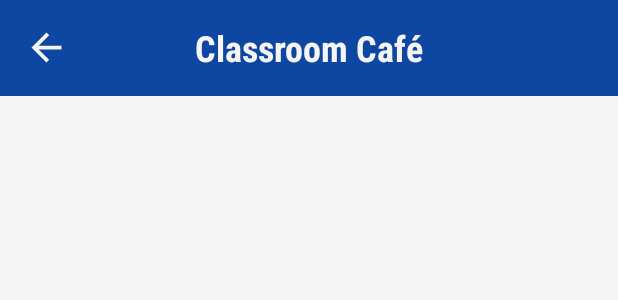
After one commit to TVirus11/TeachersClub-App, an Android app: the layout activity_community.xml on its own in the app's theme, with its tools: preview values and no code run, on a phone screen of 412 x 824 dp. The commit adds this screen. Shown: the top 300 px of the screen. Run offline under Robolectric (Android 15) with nearby library versions, the phone set to English and light mode, and no system bars.

Commit message:
Started designing community page

```diff
--- a/app/src/main/AndroidManifest.xml
+++ b/app/src/main/AndroidManifest.xml
@@ -24,6 +24,9 @@
         android:supportsRtl="true"
         android:theme="@style/Theme.TeachersClub"
         tools:targetApi="31">
+        <activity
+            android:name=".CommunityActivity"
+            android:exported="false" />
         <activity
             android:name=".NotificationActivity"
             android:exported="false" />
--- a/app/src/main/java/com/saurtech/teachersclub/MainActivity.java
+++ b/app/src/main/java/com/saurtech/teachersclub/MainActivity.java
@@ -117,12 +117,10 @@ public class MainActivity extends AppCompatActivity implements NavigationView.On
         if (id == R.id.nav_home) {
             Intent homeIntent = new Intent(MainActivity.this, MainActivity.class);
             startActivity(homeIntent);
-            finish();
 
         } else if (id == R.id.nav_profile) {
             Intent profileIntent = new Intent(MainActivity.this, ProfileActivity.class);
             startActivity(profileIntent);
-            finish();
 
         } else if (id == R.id.nav_find_teacher) {
             findTeacherDialog();
@@ -130,12 +128,10 @@ public class MainActivity extends AppCompatActivity implements NavigationView.On
         } else if (id == R.id.nav_courses) {
             Intent courseIntent = new Intent(MainActivity.this, CoursesActivity.class);
             startActivity(courseIntent);
-            finish();
 
         } else if (id == R.id.nav_notes) {
             Intent notesIntent = new Intent(MainActivity.this, NotesActivity.class);
             startActivity(notesIntent);
-            finish();
 
         } else if (id == R.id.nav_logout) {
             //TODO
@@ -143,7 +139,6 @@ public class MainActivity extends AppCompatActivity implements NavigationView.On
         } else if (id == R.id.nav_about) {
             Intent aboutIntent = new Intent(MainActivity.this, AboutActivity.class);
             startActivity(aboutIntent);
-            finish();
 
         } else if (id == R.id.nav_FAQ) {
             setContentView(R.layout.faq_webview);
@@ -154,7 +149,6 @@ public class MainActivity extends AppCompatActivity implements NavigationView.On
         } else if (id == R.id.nav_support) {
             Intent supportActivity = new Intent(MainActivity.this, GetSupportActivity.class);
             startActivity(supportActivity);
-            finish();
 
         } else if (id == R.id.nav_privacy) {
             WebView pp = new WebView(this);
--- /dev/null
+++ b/app/src/main/res/layout/activity_community.xml
@@ -0,0 +1,43 @@
+<?xml version="1.0" encoding="utf-8"?>
+<androidx.constraintlayout.widget.ConstraintLayout xmlns:android="http://schemas.android.com/apk/res/android"
+    xmlns:app="http://schemas.android.com/apk/res-auto"
+    xmlns:tools="http://schemas.android.com/tools"
+    android:layout_width="match_parent"
+    android:layout_height="match_parent"
+    android:background="@color/color_secondary"
+    tools:context=".CommunityActivity">
+
+    <androidx.appcompat.widget.Toolbar
+        android:id="@+id/communityToolbar"
+        android:layout_width="match_parent"
+        android:layout_height="wrap_content"
+        android:background="@color/color_primary"
+        android:elevation="5dp"
+        app:layout_constraintEnd_toEndOf="parent"
+        app:layout_constraintStart_toStartOf="parent"
+        app:layout_constraintTop_toTopOf="parent">
+
+        <ImageView
+            android:id="@+id/community_back_arrow"
+            android:layout_width="wrap_content"
+            android:layout_height="wrap_content"
+            android:layout_marginStart="16dp"
+            android:layout_marginTop="16dp"
+            android:contentDescription="@string/chat"
+            android:src="@drawable/back"
+            app:tint="@color/color_secondary" />
+
+        <TextView
+            android:id="@+id/communityToolbarTitle"
+            android:layout_width="wrap_content"
+            android:layout_height="wrap_content"
+            android:layout_gravity="center"
+            android:fontFamily="sans-serif-condensed-medium"
+            android:text="@string/classroom_caf"
+            android:textColor="@color/color_secondary"
+            android:textSize="24sp"
+            android:textStyle="bold" />
+
+    </androidx.appcompat.widget.Toolbar>
+
+</androidx.constraintlayout.widget.ConstraintLayout>
--- a/app/src/main/res/values/strings.xml
+++ b/app/src/main/res/values/strings.xml
@@ -143,6 +143,7 @@
     <string name="ad_unit_id_about_us">ca-app-pub-4040977291751617/9986512791</string>
     <string name="ad_unit_id_courses">ca-app-pub-4040977291751617/2177758237</string>
     <string name="ad_unit_id_notification">ca-app-pub-4040977291751617/4106304614</string>
+    <string name="ad_unit_id_profile">ca-app-pub-4040977291751617/9990591657</string>
     <!--Google AdMob-->
 
     <string name="free_course">Free Course</string>
@@ -174,6 +175,7 @@
     <string name="rate_us">Rate Us</string>
     <string name="submit">Submit</string>
     <string name="rate_the_app">Rate the App</string>
-
+    <string name="community">Community</string>
+    <string name="classroom_caf">Classroom Café</string>
 
 </resources>
```
Also changed, not shown: app/src/main/java/com/saurtech/teachersclub/CommunityActivity.java (added, +20 -0 lines), app/src/main/java/com/saurtech/teachersclub/ProfileActivity.java (+19 -0 lines), app/src/main/res/layout/activity_profile.xml (+15 -30 lines), app/src/main/res/menu/nav_menu.xml (+8 -3 lines), app/src/main/res/drawable/community.png (added).
